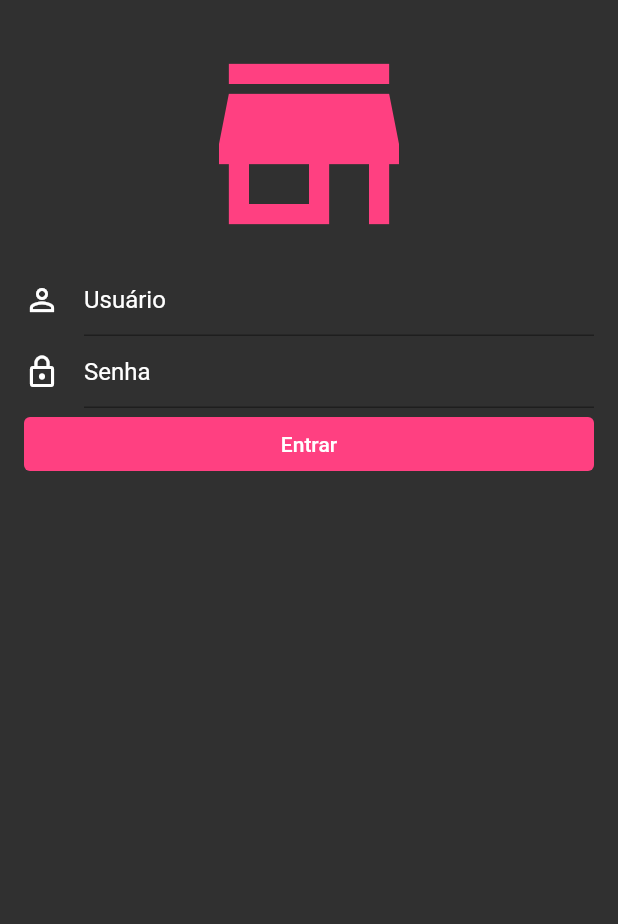
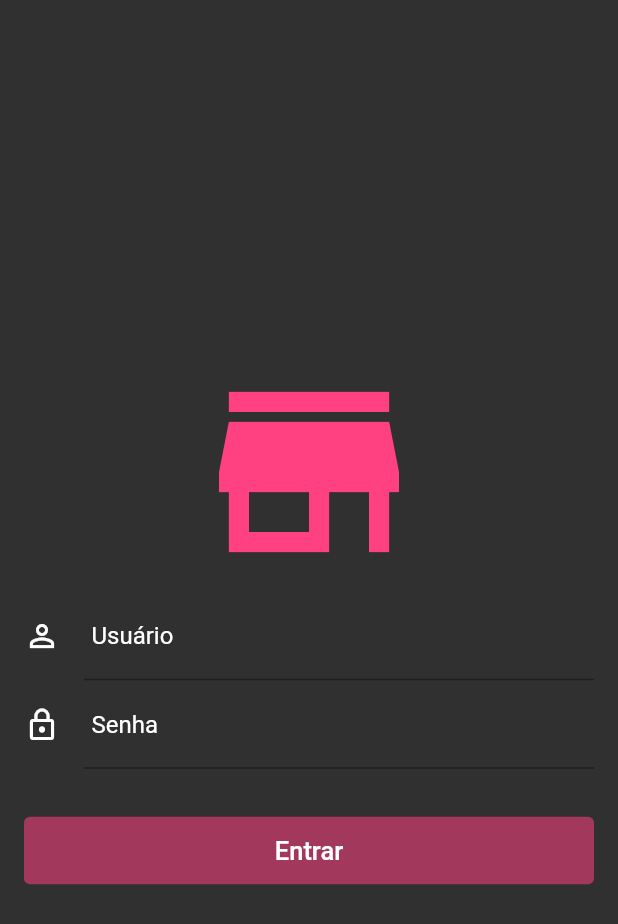
Before and after one commit to gabrielpereira3/gerente_loja, a Flutter app: the screen it shows after launch, on a phone screen of 412 x 824 dp. Shown: the top 924 px of the screen. Run offline on Flutter 3.47's test engine with Material 2 defaults, Android fonts, the phone set to English and light mode, and no system bars; our stand-ins replace rxdart; missing offline and left inert: bloc_pattern.

Commit message:
Validação dos campos de email e senha, centralização do conteúdo

```diff
--- /dev/null
+++ b/lib/blocs/login_bloc.dart
@@ -0,0 +1,28 @@
+import 'package:bloc_pattern/bloc_pattern.dart';
+import 'package:gerente_loja/validators/login_validators.dart';
+import 'package:rxdart/rxdart.dart';
+
+class LoginBloc extends BlocBase with LoginValidators {
+  final _emailController = BehaviorSubject<String>();
+  final _passwordController = BehaviorSubject<String>();
+
+  Stream<String> get outEmail =>
+      _emailController.stream.transform(validateEmail);
+
+  Stream<String> get outPassword =>
+      _passwordController.stream.transform(validatePassword);
+
+  Stream<bool> get outSubmitValid =>
+      Rx.combineLatest2(outEmail, outPassword, (a, b) => true);
+
+  Function(String) get changedEmail => _emailController.sink.add;
+
+  Function(String) get changedPassword => _passwordController.sink.add;
+
+  @override
+  void dispose() {
+    super.dispose();
+    _emailController.close();
+    _passwordController.close();
+  }
+}
--- a/lib/screens/login_screen.dart
+++ b/lib/screens/login_screen.dart
@@ -1,4 +1,5 @@
 import 'package:flutter/material.dart';
+import 'package:gerente_loja/blocs/login_bloc.dart';
 import 'package:gerente_loja/widgets/input_field.dart';
 
 class LoginScreen extends StatefulWidget {
@@ -9,36 +10,67 @@ class LoginScreen extends StatefulWidget {
 }
 
 class _LoginScreenState extends State<LoginScreen> {
+  final _loginBloc = LoginBloc();
+
   @override
   Widget build(BuildContext context) {
     return Scaffold(
       backgroundColor: Colors.grey[850],
-      body: SingleChildScrollView(
+      body: Column(
+        mainAxisAlignment: MainAxisAlignment.center,
+        children: [
+          SingleChildScrollView(
             child: Container(
               margin: const EdgeInsets.all(16),
               child: Column(
                 crossAxisAlignment: CrossAxisAlignment.stretch,
-            mainAxisAlignment: MainAxisAlignment.center,
                 children: [
                   const Icon(
                     Icons.store_mall_directory,
                     color: Colors.pinkAccent,
                     size: 160,
                   ),
-              const InputField(Icons.person_outline, "Usuário", false),
-              const InputField(Icons.lock_outline, "Senha", true),
-              TextButton(
-                onPressed: () {},
-                style: ButtonStyle(backgroundColor: MaterialStateProperty.all(Colors.pinkAccent)),
+                  InputField(
+                    Icons.person_outline,
+                    "Usuário",
+                    false,
+                    _loginBloc.outEmail,
+                    _loginBloc.changedEmail,
+                  ),
+                  InputField(
+                    Icons.lock_outline,
+                    "Senha",
+                    true,
+                    _loginBloc.outPassword,
+                    _loginBloc.changedPassword,
+                  ),
+                  const SizedBox(height: 32),
+                  StreamBuilder<bool>(
+                      stream: _loginBloc.outSubmitValid,
+                      builder: (context, snapshot) {
+                        return SizedBox(
+                          height: 45,
+                          child: TextButton(
+                            onPressed: snapshot.hasData ? () {} : null,
+                            style: ButtonStyle(
+                                backgroundColor: snapshot.hasData
+                                    ? MaterialStateProperty.all(
+                                        Colors.pinkAccent)
+                                    : MaterialStateProperty.all(Colors.pinkAccent.withAlpha(140))),
                             child: const Text(
                               "Entrar",
-                  style: TextStyle(color: Colors.white),
+                              style:
+                                  TextStyle(color: Colors.white, fontSize: 17),
+                            ),
+                          ),
+                        );
+                      }),
+                ],
+              ),
             ),
           ),
         ],
       ),
-        ),
-      ),
     );
   }
 }
--- a/lib/widgets/input_field.dart
+++ b/lib/widgets/input_field.dart
@@ -1,16 +1,22 @@
 import 'package:flutter/material.dart';
 
 class InputField extends StatelessWidget {
-  const InputField(this.icon, this.hint, this.obscure, {Key? key})
+  const InputField(this.icon, this.hint, this.obscure, this.stream, this.onChanged, {Key? key})
       : super(key: key);
 
   final IconData icon;
   final String hint;
   final bool obscure;
+  final Stream<String> stream;
+  final Function(String) onChanged;
 
   @override
   Widget build(BuildContext context) {
+    return StreamBuilder<String>(
+      stream: stream,
+      builder: (context, snapshot) {
         return TextField(
+          onChanged: onChanged,
           decoration: InputDecoration(
             icon: Icon(
               icon,
@@ -21,9 +27,13 @@ class InputField extends StatelessWidget {
             focusedBorder: const UnderlineInputBorder(
               borderSide: BorderSide(color: Colors.pinkAccent),
             ),
+            contentPadding: const EdgeInsets.only(left: 5, right: 20, top: 20, bottom: 20),
+            errorText: snapshot.hasError ? snapshot.error.toString() : null,
           ),
-      style: const  TextStyle(color: Colors.white),
+          style: const TextStyle(color: Colors.white),
           obscureText: obscure,
         );
       }
+    );
   }
+}
```
Also changed, not shown: lib/validators/login_validators.dart (added, +25 -0 lines). Lines whose indentation alone changed are shown as unchanged.
